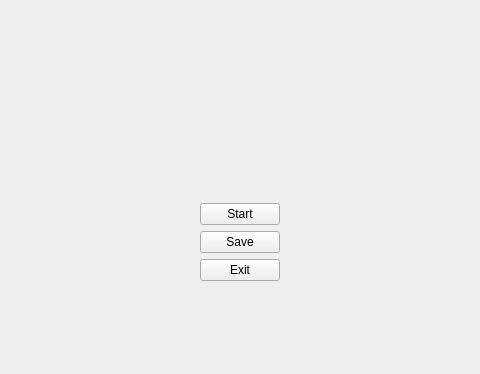
Old version of the form gamepause.ui in the repository Czesiek1701/Run-Pecker; both pictures show x 110 to 590 and y 0 to 374 of the 700 by 484 pixel window.
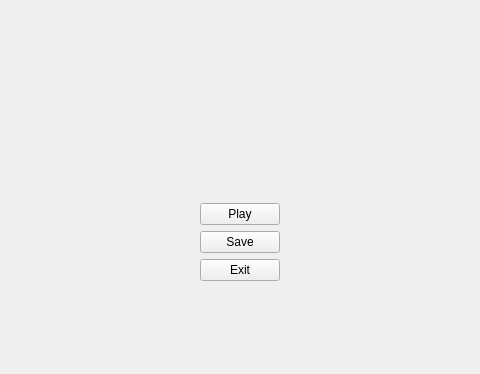
New version of the form.

The edit to the form file:
```diff
--- a/gamepause.ui
+++ b/gamepause.ui
@@ -45,7 +45,7 @@
      <item>
       <widget class="QPushButton" name="pushButton_Start">
        <property name="text">
-        <string>Start</string>
+        <string>Play</string>
        </property>
       </widget>
      </item>
```
